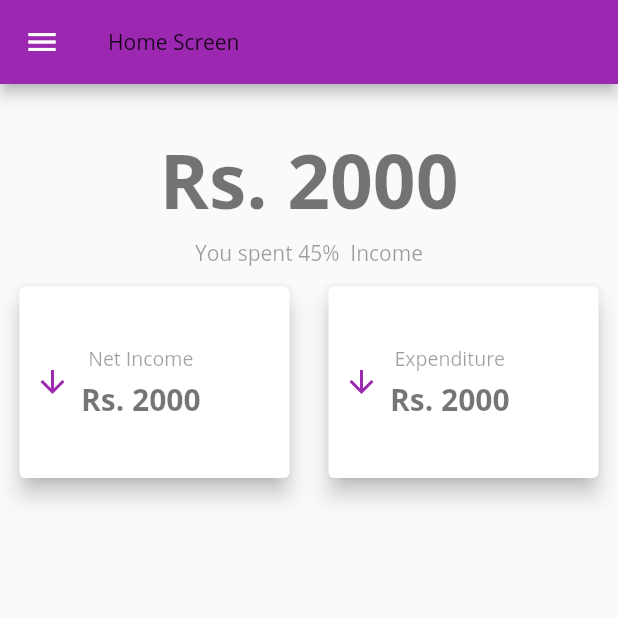
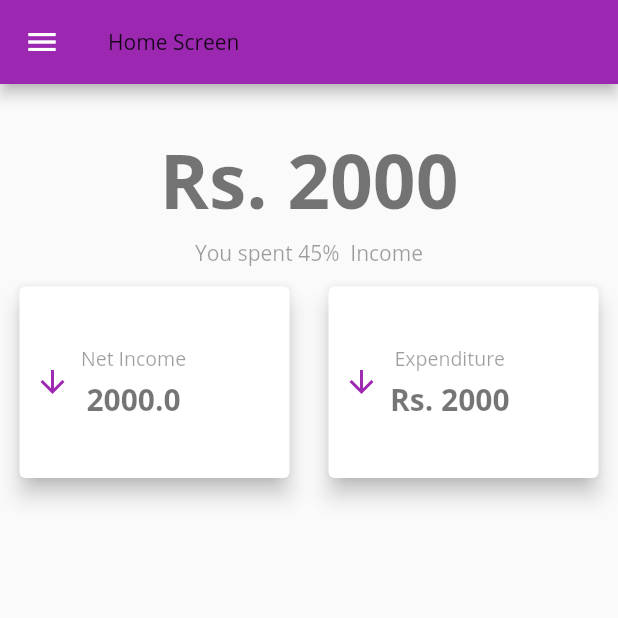
Before and after one commit to Alikhichi15/Expenditure, a Flutter app: the screen it shows after launch, on a phone screen of 412 x 824 dp, the top half of it. Run offline on Flutter 3.47's test engine with Material 2 defaults, Android fonts, the phone set to English and light mode, and no system bars.

Commit message:
Update the Code
Some changes

```diff
--- a/lib/NavigatorBar.dart
+++ b/lib/NavigatorBar.dart
@@ -1,17 +1,17 @@
 import 'package:flutter/material.dart';
+import 'package:myapp/main.dart';
 
-import 'HomeScreen.dart';
-import 'PreviousRecord.dart';
-import 'main.dart';
+import 'Screens/HomeScreen.dart';
+import 'Screens/PreviousRecord.dart';
 
-class NavigationBar extends StatefulWidget {
-  const NavigationBar({Key? key}) : super(key: key);
+class NavigationBarProject extends StatefulWidget {
+  const NavigationBarProject({Key? key}) : super(key: key);
 
   @override
-  _NavigationBarState createState() => _NavigationBarState();
+  _NavigationBarProjectState createState() => _NavigationBarProjectState();
 }
 
-class _NavigationBarState extends State<NavigationBar> {
+class _NavigationBarProjectState extends State<NavigationBarProject> {
   int _selectedIndex = 0;
   void _onItemTapped(int index) {
     setState(() {
--- /dev/null
+++ b/lib/Screens/HomeScreen.dart
@@ -0,0 +1,222 @@
+import 'package:flutter/material.dart';
+import 'package:myapp/widgets/new_Income.dart';
+
+class HomeScreen extends StatefulWidget {
+  const HomeScreen({Key? key}) : super(key: key);
+
+  @override
+  _HomeScreenState createState() => _HomeScreenState();
+}
+
+class _HomeScreenState extends State<HomeScreen> {
+  @override
+  double netIncome = 2000.00;
+  void _netIncomeFunction(BuildContext ctx) {
+    showModalBottomSheet(
+        context: ctx,
+        builder: (_) {
+          return GestureDetector(
+            onTap: () {},
+            child: newIncome(_addNewIncome),
+            behavior: HitTestBehavior.opaque,
+          );
+        });
+  }
+
+  void _addNewIncome(double netAmount) {
+    setState(() {
+      netIncome = netAmount;
+    });
+  }
+
+  @override
+  Widget build(BuildContext context) {
+    @override
+    final appbar = AppBar(
+      title: Text(
+        'Home Screen',
+        style: TextStyle(
+          fontFamily: 'OpenSans',
+        ),
+      ),
+      backgroundColor: Theme.of(context).primaryColor,
+    );
+
+    return Scaffold(
+      drawer: Drawer(
+        child: Column(
+          children: [
+            Container(
+              color: Theme.of(context).primaryColor,
+              child: DrawerHeader(
+                child: Text('Personal Expenditure'),
+              ),
+            ),
+            ListTile(
+              title: Text('Report'),
+            )
+          ],
+        ),
+      ),
+      appBar: appbar,
+      body: Column(
+        mainAxisAlignment: MainAxisAlignment.start,
+        children: [
+          Column(
+            mainAxisAlignment: MainAxisAlignment.spaceBetween,
+            children: [
+              SizedBox(
+                height: 30,
+              ),
+              Text('Rs. 2000',
+                  style: TextStyle(
+                      fontSize: 50,
+                      color: Colors.black54,
+                      fontFamily: 'OpenSans',
+                      fontWeight: FontWeight.w600)),
+              SizedBox(
+                height: 5,
+              ),
+              Text(
+                'You spent 45%  Income',
+                style: TextStyle(
+                    fontSize: 14,
+                    color: Colors.black38,
+                    fontFamily: 'OpenSans'),
+              ),
+            ],
+          ),
+          Row(
+            mainAxisAlignment: MainAxisAlignment.spaceBetween,
+            children: [
+              Expanded(
+                child: Container(
+                  height: (MediaQuery.of(context).size.height -
+                          appbar.preferredSize.height -
+                          MediaQuery.of(context).padding.top) *
+                      0.2,
+                  child: Card(
+                    elevation: 6,
+                    margin: EdgeInsets.all(13),
+                    child: Container(
+                      padding: EdgeInsets.all(10),
+                      child: Column(
+                        mainAxisAlignment: MainAxisAlignment.center,
+                        children: [
+                          Row(
+                            children: [
+                              Icon(
+                                Icons.arrow_downward,
+                                color: Theme.of(context).primaryColor,
+                              ),
+                              SizedBox(
+                                width: 7,
+                              ),
+                              Column(
+                                mainAxisAlignment:
+                                    MainAxisAlignment.spaceAround,
+                                children: [
+                                  Text(
+                                    'Net Income',
+                                    style: TextStyle(
+                                        fontSize: 13,
+                                        color: Colors.black38,
+                                        fontFamily: 'OpenSans'),
+                                  ),
+                                  SizedBox(
+                                    height: 5,
+                                  ),
+                                  Text('$netIncome',
+                                      style: TextStyle(
+                                          fontSize: 20,
+                                          color: Colors.black54,
+                                          fontFamily: 'OpenSans',
+                                          fontWeight: FontWeight.w600))
+                                ],
+                              ),
+                            ],
+                          ),
+                        ],
+                      ),
+                    ),
+                  ),
+                ),
+              ),
+              Expanded(
+                child: Container(
+                  height: (MediaQuery.of(context).size.height -
+                          appbar.preferredSize.height -
+                          MediaQuery.of(context).padding.top) *
+                      0.2,
+                  child: Card(
+                    elevation: 6,
+                    margin: EdgeInsets.all(13),
+                    child: Container(
+                      padding: EdgeInsets.all(10),
+                      child: Column(
+                        mainAxisAlignment: MainAxisAlignment.center,
+                        children: [
+                          Row(
+                            children: [
+                              Icon(
+                                Icons.arrow_downward,
+                                color: Theme.of(context).primaryColor,
+                              ),
+                              SizedBox(
+                                width: 7,
+                              ),
+                              Column(
+                                mainAxisAlignment:
+                                    MainAxisAlignment.spaceAround,
+                                children: [
+                                  Text(
+                                    'Expenditure',
+                                    style: TextStyle(
+                                        fontSize: 13,
+                                        color: Colors.black38,
+                                        fontFamily: 'OpenSans'),
+                                  ),
+                                  SizedBox(
+                                    height: 5,
+                                  ),
+                                  Text('Rs. 2000',
+                                      style: TextStyle(
+                                          fontSize: 20,
+                                          color: Colors.black54,
+                                          fontFamily: 'OpenSans',
+                                          fontWeight: FontWeight.w600))
+                                ],
+                              ),
+                            ],
+                          ),
+                        ],
+                      ),
+                    ),
+                  ),
+                ),
+              )
+            ],
+          )
+        ],
+      ),
+      floatingActionButtonLocation: FloatingActionButtonLocation.centerFloat,
+      floatingActionButton: FloatingActionButton(
+        elevation: 6,
+        backgroundColor: Theme.of(context).primaryColor,
+        onPressed: () {
+          // FirebaseFirestore.instance
+          //     .collection('Expenses/T7DcV5sp2fRlSqdPkPKw/values')
+          //     .snapshots()
+          //     .listen((event) {
+          //   print(event);
+          // });
+          _netIncomeFunction(context);
+        },
+        child: Icon(
+          Icons.add,
+          color: Colors.white,
+        ),
+      ),
+    );
+  }
+}
--- a/lib/main.dart
+++ b/lib/main.dart
@@ -1,10 +1,7 @@
-import 'dart:io';
-
-import 'package:flutter/cupertino.dart';
 import 'package:flutter/material.dart';
-import 'package:flutter/rendering.dart';
-import 'package:myapp/HomeScreen.dart';
 import 'package:myapp/NavigatorBar.dart';
+// import 'package:myapp/Screens/HomeScreen.dart';
+// import 'package:myapp/NavigatorBar.dart';
 // import 'package:flutter/services.dart';
 import 'package:myapp/widgets/Transaction_List.dart';
 import 'package:myapp/widgets/new_Transaction.dart';
@@ -17,6 +14,7 @@ void main() {
   //   DeviceOrientation.portraitUp,
   //   DeviceOrientation.portraitDown,
   // ]);
+  // Firebase.initializeApp();
   runApp(MyApp());
 }
 
@@ -50,7 +48,7 @@ class MyApp extends StatelessWidget {
                   fontWeight: FontWeight.bold,
                 ))),
       ),
-      home: NavigationBar(),
+      home: NavigationBarProject(),
     );
   }
 }
--- a/lib/widgets/Chart.dart
+++ b/lib/widgets/Chart.dart
@@ -40,7 +40,7 @@ class Chart extends StatelessWidget {
 
   @override
   Widget build(BuildContext context) {
-    print(groupedTransactionValues);
+    // print(groupedTransactionValues);
     return Card(
       elevation: 6,
       margin: EdgeInsets.all(20),
--- a/lib/widgets/Chart_Bar.dart
+++ b/lib/widgets/Chart_Bar.dart
@@ -17,7 +17,7 @@ class Chart_Bar extends StatelessWidget {
             Container(
                 height: constraints.maxHeight * 0.15,
                 child: FittedBox(
-                    child: Text('\R${spendngAmount.toStringAsFixed(0)}'))),
+                    child: Text('\$${spendngAmount.toStringAsFixed(0)}'))),
             SizedBox(
               height: constraints.maxHeight * 0.05,
             ),
--- a/pubspec.yaml
+++ b/pubspec.yaml
@@ -28,6 +28,10 @@ dependencies:
   # The following adds the Cupertino Icons font to your application.
   # Use with the CupertinoIcons class for iOS style icons.
   cupertino_icons: ^1.0.2
+  # firebase_core: any
+  # firebase_database: any
+  # cloud_firestore: ^3.1.4
+
 
 dev_dependencies:
   flutter_test:
```
Also changed, not shown: lib/Screens/PreviousRecord.dart (added, +312 -0 lines), lib/Screens/transactionDetailScreen.dart (added, +48 -0 lines), lib/board.dart (added, +21 -0 lines), lib/expensesFirebase.dart (added, +9 -0 lines), lib/widgets/Transaction_List.dart (+11 -1 lines), lib/widgets/new_Income.dart (added, +86 -0 lines), 10 other files.
